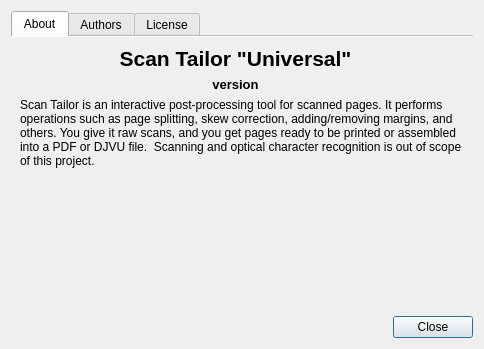
Qt form ui/AboutDialog.ui (ImageProcessing-ElectronicPublications/scantailor-deviant) before a commit.
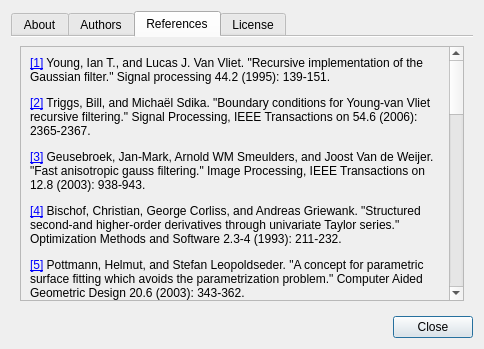
The same form after that commit. The open tabs and pages were chosen to show the change. Icons and pictures are not drawn.

Commit message: References page is added into About dialog from ST Experimental

Patch:
```diff
--- a/ui/AboutDialog.ui
+++ b/ui/AboutDialog.ui
@@ -421,6 +421,113 @@
        </item>
       </layout>
      </widget>
+     <widget class="QWidget" name="tab_4">
+      <attribute name="title">
+       <string>References</string>
+      </attribute>
+      <layout class="QVBoxLayout" name="verticalLayout_9">
+       <item>
+        <widget class="QScrollArea" name="scrollArea_2">
+         <property name="widgetResizable">
+          <bool>true</bool>
+         </property>
+         <widget class="QWidget" name="scrollAreaWidgetContents_2">
+          <property name="geometry">
+           <rect>
+            <x>0</x>
+            <y>0</y>
+            <width>430</width>
+            <height>1114</height>
+           </rect>
+          </property>
+          <layout class="QVBoxLayout" name="verticalLayout_8">
+           <item>
+            <widget class="QLabel" name="references">
+             <property name="text">
+              <string>&lt;p&gt;
+&lt;a href=&quot;http://scholar.google.com/scholar?q=Recursive+implementation+of+the+Gaussian+filter&quot;&gt;[1]&lt;/a&gt; Young, Ian T., and Lucas J. Van Vliet. &quot;Recursive implementation of the Gaussian filter.&quot; Signal processing 44.2 (1995): 139-151.
+&lt;/p&gt;
+&lt;p&gt;
+&lt;a href=&quot;http://scholar.google.com/scholar?q=Boundary+conditions+for+Young-van+Vliet+recursive+filtering&quot;&gt;[2]&lt;/a&gt; Triggs, Bill, and Michaël Sdika. &quot;Boundary conditions for Young-van Vliet recursive filtering.&quot; Signal Processing, IEEE Transactions on 54.6 (2006): 2365-2367.
+&lt;/p&gt;
+&lt;p&gt;
+&lt;a href=&quot;http://scholar.google.com/scholar?q=Fast+anisotropic+gauss+filtering&quot;&gt;[3]&lt;/a&gt; Geusebroek, Jan-Mark, Arnold WM Smeulders, and Joost Van de Weijer. &quot;Fast anisotropic gauss filtering.&quot; Image Processing, IEEE Transactions on 12.8 (2003): 938-943.
+&lt;/p&gt;
+&lt;p&gt;
+&lt;a href=&quot;http://scholar.google.com/scholar?q=Structured+second-and+higher-order+derivatives+through+univariate+Taylor+series&quot;&gt;[4]&lt;/a&gt; Bischof, Christian, George Corliss, and Andreas Griewank. &quot;Structured second-and higher-order derivatives through univariate Taylor series.&quot; Optimization Methods and Software 2.3-4 (1993): 211-232.
+&lt;/p&gt;
+&lt;p&gt;
+&lt;a href=&quot;http://scholar.google.com/scholar?q=A+concept+for+parametric+surface+fitting+which+avoids+the+parametrization+problem&quot;&gt;[5]&lt;/a&gt; Pottmann, Helmut, and Stefan Leopoldseder. &quot;A concept for parametric surface fitting which avoids the parametrization problem.&quot; Computer Aided Geometric Design 20.6 (2003): 343-362.
+&lt;/p&gt;
+&lt;p&gt;
+&lt;a href=&quot;http://scholar.google.com/scholar?q=Fitting+b-spline+curves+to+point+clouds+by+squared+distance+minimization&quot;&gt;[6]&lt;/a&gt; Wang, Wenping, Helmut Pottmann, and Yang Liu. &quot;Fitting b-spline curves to point clouds by squared distance minimization.&quot; Preprint, University of Hong Kong (2004).
+&lt;/p&gt;
+&lt;p&gt;
+&lt;a href=&quot;http://scholar.google.com/scholar?q=A+threshold+selection+method+from+gray-level+histograms&quot;&gt;[7]&lt;/a&gt; Otsu, Nobuyuki. &quot;A threshold selection method from gray-level histograms.&quot; Automatica 11.285-296 (1975): 23-27.
+&lt;/p&gt;
+&lt;p&gt;
+&lt;a href=&quot;http://scholar.google.com/scholar?q=Adaptive+thresholding+based+on+co-occurrence+matrix+edge+information&quot;&gt;[8]&lt;/a&gt; Mokji, Musa Mohd, and S. A. R. A. Bakar. &quot;Adaptive thresholding based on co-occurrence matrix edge information.&quot; Modelling &amp;amp; Simulation, 2007. AMS'07. First Asia International Conference on. IEEE, 2007.
+&lt;/p&gt;
+&lt;p&gt;
+&lt;a href=&quot;http://scholar.google.com/scholar?q=Niblack%2C+W.%3A+An+Introduction+to+Digital+Image+Processing.&quot;&gt;[9]&lt;/a&gt; Niblack, Wayne. An introduction to digital image processing. Englewood Cliffs, N. J., Prentice Hall (1986) 115-116
+&lt;/p&gt;
+&lt;p&gt;
+&lt;a href=&quot;http://scholar.google.com/scholar?q=An+adaptive+binarization+technique+for+low+quality+historical+documents&quot;&gt;[10]&lt;/a&gt; Gatos, Basilios, Ioannis Pratikakis, and Stavros J. Perantonis. &quot;An adaptive binarization technique for low quality historical documents.&quot; Document Analysis Systems VI. Springer Berlin Heidelberg, 2004. 102-113.
+&lt;/p&gt;
+&lt;p&gt;
+&lt;a href=&quot;http://scholar.google.com/scholar?q=Adaptive+document+image+binarization&quot;&gt;[11]&lt;/a&gt; Sauvola, Jaakko, and Matti Pietikäinen. &quot;Adaptive document image binarization.&quot; Pattern recognition 33.2 (2000): 225-236.
+&lt;/p&gt;
+&lt;p&gt;
+&lt;a href=&quot;http://scholar.google.com/scholar?q=Text+localization%2C+enhancement+and+binarization+in+multimedia+documents&quot;&gt;[12]&lt;/a&gt; Wolf, Christian, Jean-Michel Jolion, and Francoise Chassaing. &quot;Text localization, enhancement and binarization in multimedia documents.&quot; Pattern Recognition, 2002. Proceedings. 16th International Conference on. Vol. 2. IEEE, 2002.
+&lt;/p&gt;
+&lt;p&gt;
+&lt;a href=&quot;http://scholar.google.com/scholar?q=A+fast+algorithm+for+local+minimum+and+maximum+filters+on+rectangular+and+octagonal+kernels&quot;&gt;[13]&lt;/a&gt; Van Herk, Marcel. &quot;A fast algorithm for local minimum and maximum filters on rectangular and octagonal kernels.&quot; Pattern Recognition Letters 13.7 (1992): 517-521.
+&lt;/p&gt;
+&lt;p&gt;
+&lt;a href=&quot;http://scholar.google.com/scholar?q=Finding+Lines+under+Bounded+Error&quot;&gt;[14]&lt;/a&gt; Breuel, Thomas M. &quot;Finding lines under bounded error.&quot; Pattern recognition 29.1 (1996): 167-178.
+&lt;/p&gt;
+&lt;p&gt;
+&lt;a href=&quot;http://scholar.google.com/scholar?q=Morphological+grayscale+reconstruction+in+image+analysis%3A+applications+and+efficient+algorithms&quot;&gt;[15]&lt;/a&gt; Vincent, Luc. &quot;Morphological grayscale reconstruction in image analysis: applications and efficient algorithms.&quot; Image Processing, IEEE Transactions on 2.2 (1993): 176-201.
+&lt;/p&gt;
+&lt;p&gt;
+&lt;a href=&quot;http://scholar.google.com/scholar?hl=en&amp;q=Binarization+of+Badly+Illuminated+Document+Images+through+Shading+Estimation+and+Compensation&quot;&gt;[16]&lt;/a&gt; Lu, Shijian, and Chew Lim Tan. &quot;Binarization of badly illuminated document images through shading estimation and compensation.&quot; Document Analysis and Recognition, 2007. ICDAR 2007. Ninth International Conference on. Vol. 1. IEEE, 2007.
+&lt;/p&gt;
+&lt;p&gt;
+&lt;a href=&quot;http://scholar.google.com/scholar?q=Rectifying+the+bound+document+image+captured+by+the+camera%3A+A+model+based+approach#&quot;&gt;[17]&lt;/a&gt; Cao, Huaigu, Xiaoqing Ding, and Changsong Liu. &quot;Rectifying the bound document image captured by the camera: A model based approach.&quot; Document Analysis and Recognition, 2003. Proceedings. Seventh International Conference on. IEEE, 2003.
+&lt;/p&gt;
+&lt;p&gt;
+&lt;a href=&quot;http://scholar.google.com/scholar?q=X-splines%3A+A+spline+model+designed+for+the+end-user&quot;&gt;[18]&lt;/a&gt; Blanc, Carole, and Christophe Schlick. &quot;X-splines: A spline model designed for the end-user.&quot; Proceedings of the 22nd annual conference on Computer graphics and interactive techniques. ACM, 1995.
+&lt;/p&gt;
+&lt;p&gt;
+&lt;a href=&quot;http://scholar.google.com/scholar?q=Danielsson+Euclidean+distance+mapping&quot;&gt;[19]&lt;/a&gt; Danielsson, Per-Erik. &quot;Euclidean distance mapping.&quot; Computer Graphics and image processing 14.3 (1980): 227-248.
+&lt;/p&gt;
+&lt;p&gt;
+&lt;a href=&quot;http://scholar.google.com/scholar?q=A+general+algorithm+for+computing+distance+transforms+in+linear+time&quot;&gt;[20]&lt;/a&gt; Meijster, Arnold, Jos BTM Roerdink, and Wim H. Hesselink. &quot;A general algorithm for computing distance transforms in linear time.&quot; Mathematical Morphology and its applications to image and signal processing. Springer US, 2002. 331-340.
+&lt;/p&gt;</string>
+             </property>
+             <property name="textFormat">
+              <enum>Qt::RichText</enum>
+             </property>
+             <property name="alignment">
+              <set>Qt::AlignLeading|Qt::AlignLeft|Qt::AlignTop</set>
+             </property>
+             <property name="wordWrap">
+              <bool>true</bool>
+             </property>
+             <property name="openExternalLinks">
+              <bool>true</bool>
+             </property>
+             <property name="textInteractionFlags">
+              <set>Qt::LinksAccessibleByKeyboard|Qt::LinksAccessibleByMouse|Qt::TextBrowserInteraction|Qt::TextSelectableByKeyboard|Qt::TextSelectableByMouse</set>
+             </property>
+            </widget>
+           </item>
+          </layout>
+         </widget>
+        </widget>
+       </item>
+      </layout>
+     </widget>
      <widget class="QWidget" name="tab_3">
       <attribute name="title">
        <string>License</string>
```
Left out of the diff: 4 changed lines with no effect on the pictures. The commit also changes 1 other file.
